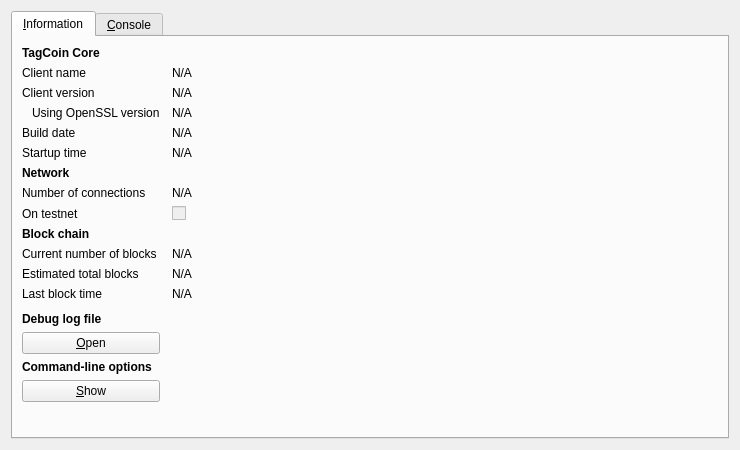
Old version of the form src/qt/forms/rpcconsole.ui in the repository RussiaCoinDotInfo/TagCoin_post_2017.
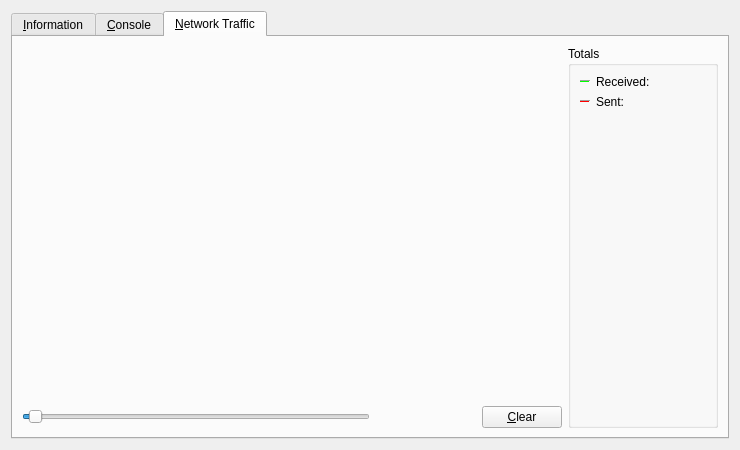
New version of the form. The open tabs and pages were chosen to show the change. Icons and pictures are not drawn. Custom widgets are drawn as their Qt base class.

The edit to the form file:
```diff
--- a/src/qt/forms/rpcconsole.ui
+++ b/src/qt/forms/rpcconsole.ui
@@ -1,7 +1,7 @@
 <?xml version="1.0" encoding="UTF-8"?>
 <ui version="4.0">
  <class>RPCConsole</class>
- <widget class="QDialog" name="RPCConsole">
+ <widget class="QWidget" name="RPCConsole">
   <property name="geometry">
    <rect>
     <x>0</x>
@@ -23,12 +23,9 @@
       <attribute name="title">
        <string>&amp;Information</string>
       </attribute>
-      <layout class="QGridLayout" name="gridLayout" columnstretch="0,1">
-       <property name="horizontalSpacing">
-        <number>12</number>
-       </property>
-       <item row="0" column="0">
-        <widget class="QLabel" name="label_9">
+      <layout class="QGridLayout" name="gridLayout">
+       <item row="15" column="2">
+        <widget class="QLabel" name="labelConfigfile">
          <property name="font">
           <font>
            <weight>75</weight>
@@ -36,19 +33,12 @@
           </font>
          </property>
          <property name="text">
-          <string>TagCoin Core</string>
+          <string>Configuration file</string>
          </property>
         </widget>
        </item>
-       <item row="1" column="0">
-        <widget class="QLabel" name="label_5">
-         <property name="text">
-          <string>Client name</string>
-         </property>
-        </widget>
-       </item>
-       <item row="1" column="1">
-        <widget class="QLabel" name="clientName">
+       <item row="13" column="2">
+        <widget class="QLabel" name="lastBlockTime">
          <property name="cursor">
           <cursorShape>IBeamCursor</cursorShape>
          </property>
@@ -63,15 +53,15 @@
          </property>
         </widget>
        </item>
-       <item row="2" column="0">
-        <widget class="QLabel" name="label_6">
+       <item row="11" column="0">
+        <widget class="QLabel" name="label_3">
          <property name="text">
-          <string>Client version</string>
+          <string>Current number of blocks</string>
          </property>
         </widget>
        </item>
-       <item row="2" column="1">
-        <widget class="QLabel" name="clientVersion">
+       <item row="11" column="2">
+        <widget class="QLabel" name="numberOfBlocks">
          <property name="cursor">
           <cursorShape>IBeamCursor</cursorShape>
          </property>
@@ -86,79 +76,92 @@
          </property>
         </widget>
        </item>
-       <item row="3" column="0">
-        <widget class="QLabel" name="label_14">
+       <item row="17" column="0">
+        <widget class="QLabel" name="labelCLOptions">
+         <property name="font">
+          <font>
+           <weight>75</weight>
+           <bold>true</bold>
+          </font>
+         </property>
          <property name="text">
-          <string>Using OpenSSL version</string>
+          <string>Command-line options</string>
          </property>
-         <property name="indent">
-          <number>10</number>
-         </property>
         </widget>
        </item>
-       <item row="3" column="1">
-        <widget class="QLabel" name="openSSLVersion">
-         <property name="cursor">
-          <cursorShape>IBeamCursor</cursorShape>
+       <item row="16" column="0">
+        <widget class="QPushButton" name="openDebugLogfileButton">
+         <property name="toolTip">
+          <string>Open the TagCoin debug log file from the current data directory. This can take a few seconds for large log files.</string>
          </property>
          <property name="text">
-          <string>N/A</string>
+          <string>&amp;Open</string>
          </property>
-         <property name="textFormat">
-          <enum>Qt::PlainText</enum>
+         <property name="autoDefault">
+          <bool>false</bool>
          </property>
-         <property name="textInteractionFlags">
-          <set>Qt::LinksAccessibleByMouse|Qt::TextSelectableByKeyboard|Qt::TextSelectableByMouse</set>
-         </property>
         </widget>
        </item>
-       <item row="4" column="0">
-        <widget class="QLabel" name="label_12">
+       <item row="15" column="0">
+        <widget class="QLabel" name="labelDebugLogfile">
+         <property name="font">
+          <font>
+           <weight>75</weight>
+           <bold>true</bold>
+          </font>
+         </property>
          <property name="text">
-          <string>Build date</string>
+          <string>Debug log file</string>
          </property>
         </widget>
        </item>
-       <item row="4" column="1">
-        <widget class="QLabel" name="buildDate">
-         <property name="cursor">
-          <cursorShape>IBeamCursor</cursorShape>
+       <item row="18" column="3" rowspan="2">
+        <spacer name="horizontalSpacer">
+         <property name="orientation">
+          <enum>Qt::Horizontal</enum>
          </property>
-         <property name="text">
-          <string>N/A</string>
+         <property name="sizeHint" stdset="0">
+          <size>
+           <width>404</width>
+           <height>20</height>
+          </size>
          </property>
-         <property name="textFormat">
-          <enum>Qt::PlainText</enum>
+        </spacer>
+       </item>
+       <item row="19" column="1">
+        <spacer name="verticalSpacer">
+         <property name="orientation">
+          <enum>Qt::Vertical</enum>
          </property>
-         <property name="textInteractionFlags">
-          <set>Qt::LinksAccessibleByMouse|Qt::TextSelectableByKeyboard|Qt::TextSelectableByMouse</set>
+         <property name="sizeHint" stdset="0">
+          <size>
+           <width>20</width>
+           <height>40</height>
+          </size>
          </property>
-        </widget>
+        </spacer>
        </item>
-       <item row="5" column="0">
-        <widget class="QLabel" name="label_13">
+       <item row="18" column="0">
+        <widget class="QPushButton" name="showCLOptionsButton">
+         <property name="toolTip">
+          <string>Show the TagCoin-Qt help message to get a list with possible TagCoin command-line options.</string>
+         </property>
          <property name="text">
-          <string>Startup time</string>
+          <string>&amp;Show</string>
          </property>
+         <property name="autoDefault">
+          <bool>false</bool>
+         </property>
         </widget>
        </item>
-       <item row="5" column="1">
-        <widget class="QLabel" name="startupTime">
-         <property name="cursor">
-          <cursorShape>IBeamCursor</cursorShape>
-         </property>
+       <item row="13" column="0">
+        <widget class="QLabel" name="label_2">
          <property name="text">
-          <string>N/A</string>
+          <string>Last block time</string>
          </property>
-         <property name="textFormat">
-          <enum>Qt::PlainText</enum>
-         </property>
-         <property name="textInteractionFlags">
-          <set>Qt::LinksAccessibleByMouse|Qt::TextSelectableByKeyboard|Qt::TextSelectableByMouse</set>
-         </property>
         </widget>
        </item>
-       <item row="6" column="0">
+       <item row="7" column="0">
         <widget class="QLabel" name="label_11">
          <property name="font">
           <font>
@@ -171,15 +174,8 @@
          </property>
         </widget>
        </item>
-       <item row="7" column="0">
-        <widget class="QLabel" name="label_7">
-         <property name="text">
-          <string>Number of connections</string>
-         </property>
-        </widget>
-       </item>
-       <item row="7" column="1">
-        <widget class="QLabel" name="numberOfConnections">
+       <item row="6" column="2">
+        <widget class="QLabel" name="startupTime">
          <property name="cursor">
           <cursorShape>IBeamCursor</cursorShape>
          </property>
@@ -194,14 +190,57 @@
          </property>
         </widget>
        </item>
-       <item row="8" column="0">
+       <item row="6" column="0">
+        <widget class="QLabel" name="label_13">
+         <property name="text">
+          <string>Startup time</string>
+         </property>
+        </widget>
+       </item>
+       <item row="9" column="0">
         <widget class="QLabel" name="label_8">
          <property name="text">
           <string>On testnet</string>
          </property>
         </widget>
        </item>
-       <item row="8" column="1">
+       <item row="8" column="2">
+        <widget class="QLabel" name="numberOfConnections">
+         <property name="cursor">
+          <cursorShape>IBeamCursor</cursorShape>
+         </property>
+         <property name="text">
+          <string>N/A</string>
+         </property>
+         <property name="textFormat">
+          <enum>Qt::PlainText</enum>
+         </property>
+         <property name="textInteractionFlags">
+          <set>Qt::LinksAccessibleByMouse|Qt::TextSelectableByKeyboard|Qt::TextSelectableByMouse</set>
+         </property>
+        </widget>
+       </item>
+       <item row="8" column="0">
+        <widget class="QLabel" name="label_7">
+         <property name="text">
+          <string>Number of connections</string>
+         </property>
+        </widget>
+       </item>
+       <item row="10" column="0">
+        <widget class="QLabel" name="label_10">
+         <property name="font">
+          <font>
+           <weight>75</weight>
+           <bold>true</bold>
+          </font>
+         </property>
+         <property name="text">
+          <string>Block chain</string>
+         </property>
+        </widget>
+       </item>
+       <item row="9" column="2">
         <widget class="QCheckBox" name="isTestNet">
          <property name="enabled">
           <bool>false</bool>
@@ -211,50 +250,14 @@
          </property>
         </widget>
        </item>
-       <item row="9" column="0">
-        <widget class="QLabel" name="label_10">
-         <property name="font">
-          <font>
-           <weight>75</weight>
-           <bold>true</bold>
-          </font>
-         </property>
-         <property name="text">
-          <string>Block chain</string>
-         </property>
-        </widget>
-       </item>
-       <item row="10" column="0">
-        <widget class="QLabel" name="label_3">
-         <property name="text">
-          <string>Current number of blocks</string>
-         </property>
-        </widget>
-       </item>
-       <item row="10" column="1">
-        <widget class="QLabel" name="numberOfBlocks">
-         <property name="cursor">
-          <cursorShape>IBeamCursor</cursorShape>
-         </property>
-         <property name="text">
-          <string>N/A</string>
-         </property>
-         <property name="textFormat">
-          <enum>Qt::PlainText</enum>
-         </property>
-         <property name="textInteractionFlags">
-          <set>Qt::LinksAccessibleByMouse|Qt::TextSelectableByKeyboard|Qt::TextSelectableByMouse</set>
-         </property>
-        </widget>
-       </item>
-       <item row="11" column="0">
+       <item row="12" column="0">
         <widget class="QLabel" name="label_4">
          <property name="text">
           <string>Estimated total blocks</string>
          </property>
         </widget>
        </item>
-       <item row="11" column="1">
+       <item row="12" column="2">
         <widget class="QLabel" name="totalBlocks">
          <property name="cursor">
           <cursorShape>IBeamCursor</cursorShape>
@@ -270,15 +273,44 @@
          </property>
         </widget>
        </item>
-       <item row="12" column="0">
-        <widget class="QLabel" name="label_2">
+       <item row="2" column="2">
+        <widget class="QLabel" name="clientVersion">
+         <property name="cursor">
+          <cursorShape>IBeamCursor</cursorShape>
+         </property>
          <property name="text">
-          <string>Last block time</string>
+          <string>N/A</string>
          </property>
+         <property name="textFormat">
+          <enum>Qt::PlainText</enum>
+         </property>
+         <property name="textInteractionFlags">
+          <set>Qt::LinksAccessibleByMouse|Qt::TextSelectableByKeyboard|Qt::TextSelectableByMouse</set>
+         </property>
         </widget>
        </item>
-       <item row="12" column="1">
-        <widget class="QLabel" name="lastBlockTime">
+       <item row="4" column="0">
+        <widget class="QLabel" name="label_berkeleyDBVersion">
+         <property name="text">
+          <string>Using BerkeleyDB version</string>
+         </property>
+         <property name="indent">
+          <number>10</number>
+         </property>
+        </widget>
+       </item>
+       <item row="3" column="0">
+        <widget class="QLabel" name="label_14">
+         <property name="text">
+          <string>Using OpenSSL version</string>
+         </property>
+         <property name="indent">
+          <number>10</number>
+         </property>
+        </widget>
+       </item>
+       <item row="3" column="2">
+        <widget class="QLabel" name="openSSLVersion">
          <property name="cursor">
           <cursorShape>IBeamCursor</cursorShape>
          </property>
@@ -293,7 +325,89 @@
          </property>
         </widget>
        </item>
-       <item row="13" column="0">
+       <item row="4" column="2">
+        <widget class="QLabel" name="berkeleyDBVersion">
+         <property name="cursor">
+          <cursorShape>IBeamCursor</cursorShape>
+         </property>
+         <property name="text">
+          <string>N/A</string>
+         </property>
+         <property name="textFormat">
+          <enum>Qt::PlainText</enum>
+         </property>
+         <property name="textInteractionFlags">
+          <set>Qt::LinksAccessibleByMouse|Qt::TextSelectableByKeyboard|Qt::TextSelectableByMouse</set>
+         </property>
+        </widget>
+       </item>
+       <item row="5" column="0">
+        <widget class="QLabel" name="label_12">
+         <property name="text">
+          <string>Build date</string>
+         </property>
+        </widget>
+       </item>
+       <item row="5" column="2">
+        <widget class="QLabel" name="buildDate">
+         <property name="cursor">
+          <cursorShape>IBeamCursor</cursorShape>
+         </property>
+         <property name="text">
+          <string>N/A</string>
+         </property>
+         <property name="textFormat">
+          <enum>Qt::PlainText</enum>
+         </property>
+         <property name="textInteractionFlags">
+          <set>Qt::LinksAccessibleByMouse|Qt::TextSelectableByKeyboard|Qt::TextSelectableByMouse</set>
+         </property>
+        </widget>
+       </item>
+       <item row="2" column="0">
+        <widget class="QLabel" name="label_6">
+         <property name="text">
+          <string>Client version</string>
+         </property>
+        </widget>
+       </item>
+       <item row="0" column="0">
+        <widget class="QLabel" name="label_9">
+         <property name="font">
+          <font>
+           <weight>75</weight>
+           <bold>true</bold>
+          </font>
+         </property>
+         <property name="text">
+          <string>TagCoin Core</string>
+         </property>
+        </widget>
+       </item>
+       <item row="1" column="2">
+        <widget class="QLabel" name="clientName">
+         <property name="cursor">
+          <cursorShape>IBeamCursor</cursorShape>
+         </property>
+         <property name="text">
+          <string>N/A</string>
+         </property>
+         <property name="textFormat">
+          <enum>Qt::PlainText</enum>
+         </property>
+         <property name="textInteractionFlags">
+          <set>Qt::LinksAccessibleByMouse|Qt::TextSelectableByKeyboard|Qt::TextSelectableByMouse</set>
+         </property>
+        </widget>
+       </item>
+       <item row="1" column="0">
+        <widget class="QLabel" name="label_5">
+         <property name="text">
+          <string>Client name</string>
+         </property>
+        </widget>
+       </item>
+       <item row="14" column="2">
         <spacer name="verticalSpacer_2">
          <property name="orientation">
           <enum>Qt::Vertical</enum>
@@ -306,71 +420,19 @@
          </property>
         </spacer>
        </item>
-       <item row="14" column="0">
-        <widget class="QLabel" name="labelDebugLogfile">
-         <property name="font">
-          <font>
-           <weight>75</weight>
-           <bold>true</bold>
-          </font>
-         </property>
-         <property name="text">
-          <string>Debug log file</string>
-         </property>
-        </widget>
-       </item>
-       <item row="15" column="0">
-        <widget class="QPushButton" name="openDebugLogfileButton">
+       <item row="16" column="2">
+        <widget class="QPushButton" name="openConfigurationfileButton">
          <property name="toolTip">
-          <string>Open the TagCoin debug log file from the current data directory. This can take a few seconds for large log files.</string>
+          <string>Open the TagCoin configuration file from the current data directory.</string>
          </property>
          <property name="text">
-          <string>&amp;Open</string>
+          <string>O&amp;pen</string>
          </property>
          <property name="autoDefault">
           <bool>false</bool>
          </property>
         </widget>
        </item>
-       <item row="16" column="0">
-        <widget class="QLabel" name="labelCLOptions">
-         <property name="font">
-          <font>
-           <weight>75</weight>
-           <bold>true</bold>
-          </font>
-         </property>
-         <property name="text">
-          <string>Command-line options</string>
-         </property>
-        </widget>
-       </item>
-       <item row="17" column="0">
-        <widget class="QPushButton" name="showCLOptionsButton">
-         <property name="toolTip">
-          <string>Show the TagCoin-Qt help message to get a list with possible TagCoin command-line options.</string>
-         </property>
-         <property name="text">
-          <string>&amp;Show</string>
-         </property>
-         <property name="autoDefault">
-          <bool>false</bool>
-         </property>
-        </widget>
-       </item>
-       <item row="18" column="0">
-        <spacer name="verticalSpacer">
-         <property name="orientation">
-          <enum>Qt::Vertical</enum>
-         </property>
-         <property name="sizeHint" stdset="0">
-          <size>
-           <width>20</width>
-           <height>40</height>
-          </size>
-         </property>
-        </spacer>
-       </item>
       </layout>
      </widget>
      <widget class="QWidget" name="tab_console">
@@ -445,10 +507,274 @@
        </item>
       </layout>
      </widget>
+     <widget class="QWidget" name="tab_nettraffic">
+      <attribute name="title">
+       <string>&amp;Network Traffic</string>
+      </attribute>
+      <layout class="QHBoxLayout" name="horizontalLayout_3">
+       <item>
+        <layout class="QVBoxLayout" name="verticalLayout_4">
+         <item>
+          <widget class="TrafficGraphWidget" name="trafficGraph" native="true">
+           <property name="sizePolicy">
+            <sizepolicy hsizetype="Expanding" vsizetype="Expanding">
+             <horstretch>0</horstretch>
+             <verstretch>0</verstretch>
+            </sizepolicy>
+           </property>
+          </widget>
+         </item>
+         <item>
+          <layout class="QHBoxLayout" name="horizontalLayout_2">
+           <item>
+            <widget class="QSlider" name="sldGraphRange">
+             <property name="minimum">
+              <number>1</number>
+             </property>
+             <property name="maximum">
+              <number>288</number>
+             </property>
+             <property name="pageStep">
+              <number>12</number>
+             </property>
+             <property name="value">
+              <number>6</number>
+             </property>
+             <property name="orientation">
+              <enum>Qt::Horizontal</enum>
+             </property>
+            </widget>
+           </item>
+           <item>
+            <widget class="QLabel" name="lblGraphRange">
+             <property name="minimumSize">
+              <size>
+               <width>100</width>
+               <height>0</height>
+              </size>
+             </property>
+             <property name="alignment">
+              <set>Qt::AlignCenter</set>
+             </property>
+            </widget>
+           </item>
+           <item>
+            <widget class="QPushButton" name="btnClearTrafficGraph">
+             <property name="text">
+              <string>&amp;Clear</string>
+             </property>
+             <property name="autoDefault">
+              <bool>false</bool>
+             </property>
+            </widget>
+           </item>
+          </layout>
+         </item>
+        </layout>
+       </item>
+       <item>
+        <layout class="QVBoxLayout" name="verticalLayout">
+         <item>
+          <widget class="QGroupBox" name="groupBox">
+           <property name="title">
+            <string>Totals</string>
+           </property>
+           <layout class="QVBoxLayout" name="verticalLayout_5">
+            <item>
+             <layout class="QHBoxLayout" name="horizontalLayout_4">
+              <item>
+               <widget class="Line" name="line">
+                <property name="sizePolicy">
+                 <sizepolicy hsizetype="Fixed" vsizetype="Fixed">
+                  <horstretch>0</horstretch>
+                  <verstretch>0</verstretch>
+                 </sizepolicy>
+                </property>
+                <property name="minimumSize">
+                 <size>
+                  <width>10</width>
+                  <height>0</height>
+                 </size>
+                </property>
+                <property name="palette">
+                 <palette>
+                  <active>
+                   <colorrole role="Light">
+                    <brush brushstyle="SolidPattern">
+                     <color alpha="255">
+                      <red>0</red>
+                      <green>255</green>
+                      <blue>0</blue>
+                     </color>
+                    </brush>
+                   </colorrole>
+                  </active>
+                  <inactive>
+                   <colorrole role="Light">
+                    <brush brushstyle="SolidPattern">
+                     <color alpha="255">
+                      <red>0</red>
+                      <green>255</green>
+                      <blue>0</blue>
+                     </color>
+                    </brush>
+                   </colorrole>
+                  </inactive>
+                  <disabled>
+                   <colorrole role="Light">
+                    <brush brushstyle="SolidPattern">
+                     <color alpha="255">
+                      <red>0</red>
+                      <green>255</green>
+                      <blue>0</blue>
+                     </color>
+                    </brush>
+                   </colorrole>
+                  </disabled>
+                 </palette>
+                </property>
+                <property name="orientation">
+                 <enum>Qt::Horizontal</enum>
+                </property>
+               </widget>
+              </item>
+              <item>
+               <widget class="QLabel" name="label_16">
+                <property name="text">
+                 <string>Received:</string>
+                </property>
+               </widget>
+              </item>
+              <item>
+               <widget class="QLabel" name="lblBytesIn">
+                <property name="minimumSize">
+                 <size>
+                  <width>50</width>
+                  <height>0</height>
+                 </size>
+                </property>
+                <property name="alignment">
+                 <set>Qt::AlignRight|Qt::AlignTrailing|Qt::AlignVCenter</set>
+                </property>
+               </widget>
+              </item>
+             </layout>
+            </item>
+            <item>
+             <layout class="QHBoxLayout" name="horizontalLayout_5">
+              <item>
+               <widget class="Line" name="line_2">
+                <property name="sizePolicy">
+                 <sizepolicy hsizetype="Fixed" vsizetype="Fixed">
+                  <horstretch>0</horstretch>
+                  <verstretch>0</verstretch>
+                 </sizepolicy>
+                </property>
+                <property name="minimumSize">
+                 <size>
+                  <width>10</width>
+                  <height>0</height>
+                 </size>
+                </property>
+                <property name="palette">
+                 <palette>
+                  <active>
+                   <colorrole role="Light">
+                    <brush brushstyle="SolidPattern">
+                     <color alpha="255">
+                      <red>255</red>
+                      <green>0</green>
+                      <blue>0</blue>
+                     </color>
+                    </brush>
+                   </colorrole>
+                  </active>
+                  <inactive>
+                   <colorrole role="Light">
+                    <brush brushstyle="SolidPattern">
+                     <color alpha="255">
+                      <red>255</red>
+                      <green>0</green>
+                      <blue>0</blue>
+                     </color>
+                    </brush>
+                   </colorrole>
+                  </inactive>
+                  <disabled>
+                   <colorrole role="Light">
+                    <brush brushstyle="SolidPattern">
+                     <color alpha="255">
+                      <red>255</red>
+                      <green>0</green>
+                      <blue>0</blue>
+                     </color>
+                    </brush>
+                   </colorrole>
+                  </disabled>
+                 </palette>
+                </property>
+                <property name="orientation">
+                 <enum>Qt::Horizontal</enum>
+                </property>
+               </widget>
+              </item>
+              <item>
+               <widget class="QLabel" name="label_17">
+                <property name="text">
+                 <string>Sent:</string>
+                </property>
+               </widget>
+              </item>
+              <item>
+               <widget class="QLabel" name="lblBytesOut">
+                <property name="minimumSize">
+                 <size>
+                  <width>50</width>
+                  <height>0</height>
+                 </size>
+                </property>
+                <property name="alignment">
+                 <set>Qt::AlignRight|Qt::AlignTrailing|Qt::AlignVCenter</set>
+                </property>
+               </widget>
+              </item>
+             </layout>
+            </item>
+            <item>
+             <spacer name="verticalSpacer_4">
+              <property name="orientation">
+               <enum>Qt::Vertical</enum>
+              </property>
+              <property name="sizeHint" stdset="0">
+               <size>
+                <width>20</width>
+                <height>407</height>
+               </size>
+              </property>
+             </spacer>
+            </item>
+           </layout>
+          </widget>
+         </item>
+        </layout>
+       </item>
+      </layout>
+     </widget>
     </widget>
    </item>
   </layout>
  </widget>
+ <customwidgets>
+  <customwidget>
+   <class>TrafficGraphWidget</class>
+   <extends>QWidget</extends>
+   <header>trafficgraphwidget.h</header>
+   <container>1</container>
+   <slots>
+    <slot>clear()</slot>
+   </slots>
+  </customwidget>
+ </customwidgets>
  <resources>
   <include location="../bitcoin.qrc"/>
  </resources>
```
